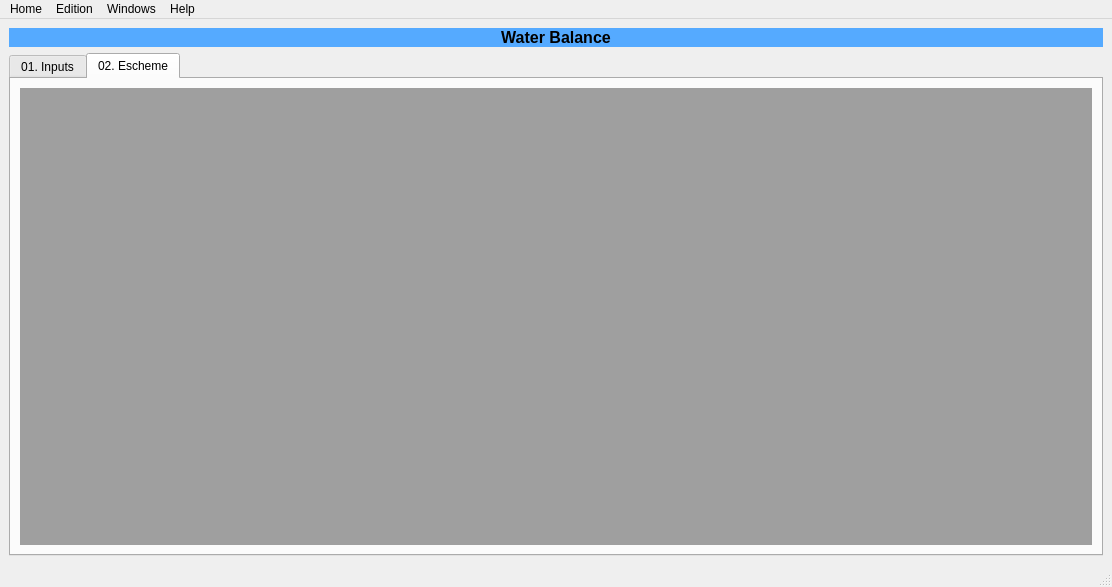
Jhongesell/software-de-balance-de-aguas, file UI/option05_main.ui: the form before one commit.
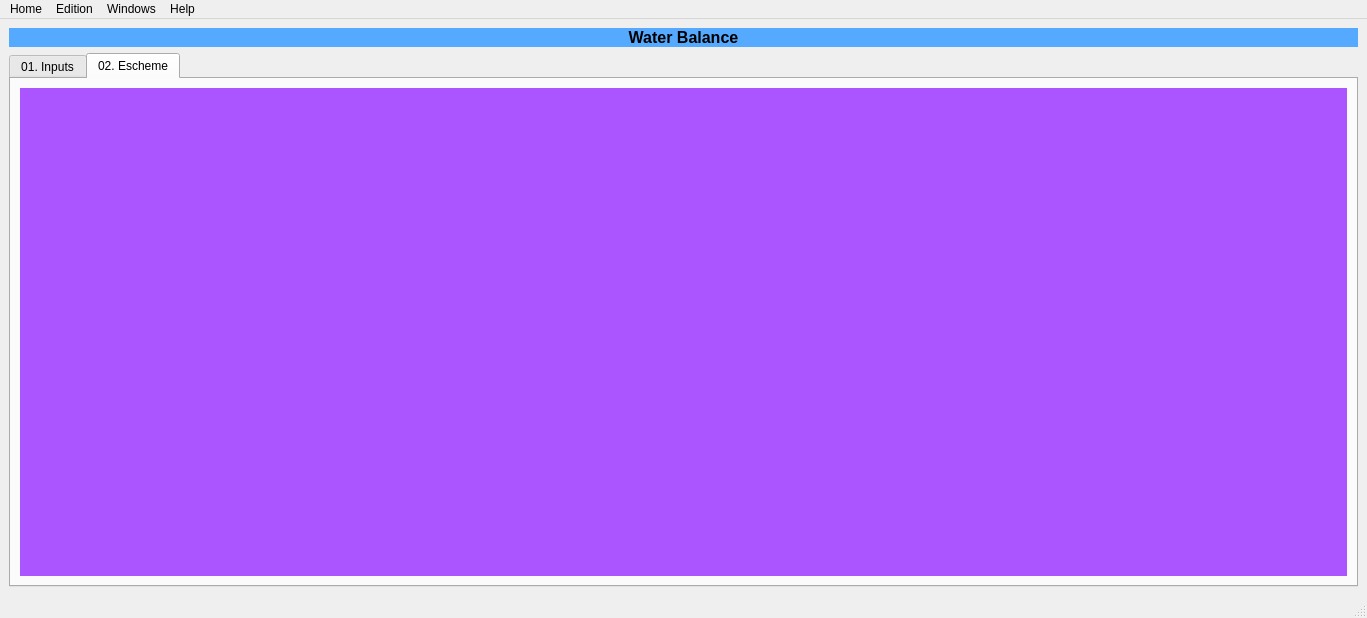
The form after the commit. The open tabs and pages were chosen to show the change.

```diff
--- a/UI/option05_main.ui
+++ b/UI/option05_main.ui
@@ -6,8 +6,8 @@
    <rect>
     <x>0</x>
     <y>0</y>
-    <width>1112</width>
-    <height>587</height>
+    <width>1367</width>
+    <height>618</height>
    </rect>
   </property>
   <property name="windowTitle">
@@ -2961,6 +2961,18 @@
          <layout class="QGridLayout" name="gridLayout_9">
           <item row="0" column="0">
            <widget class="QMdiArea" name="mdiArea_2">
+            <property name="styleSheet">
+             <string notr="true">background-color: rgb(170, 0, 255);</string>
+            </property>
+            <property name="background">
+             <brush brushstyle="SolidPattern">
+              <color alpha="255">
+               <red>170</red>
+               <green>85</green>
+               <blue>255</blue>
+              </color>
+             </brush>
+            </property>
             <widget class="QWidget" name="subwindow_5">
              <property name="windowTitle">
               <string>Subwindow</string>
@@ -5920,7 +5932,7 @@
     <rect>
      <x>0</x>
      <y>0</y>
-     <width>1112</width>
+     <width>1367</width>
      <height>21</height>
     </rect>
    </property>
```
Left out of the diff: 63 changed lines with no effect on the pictures.
